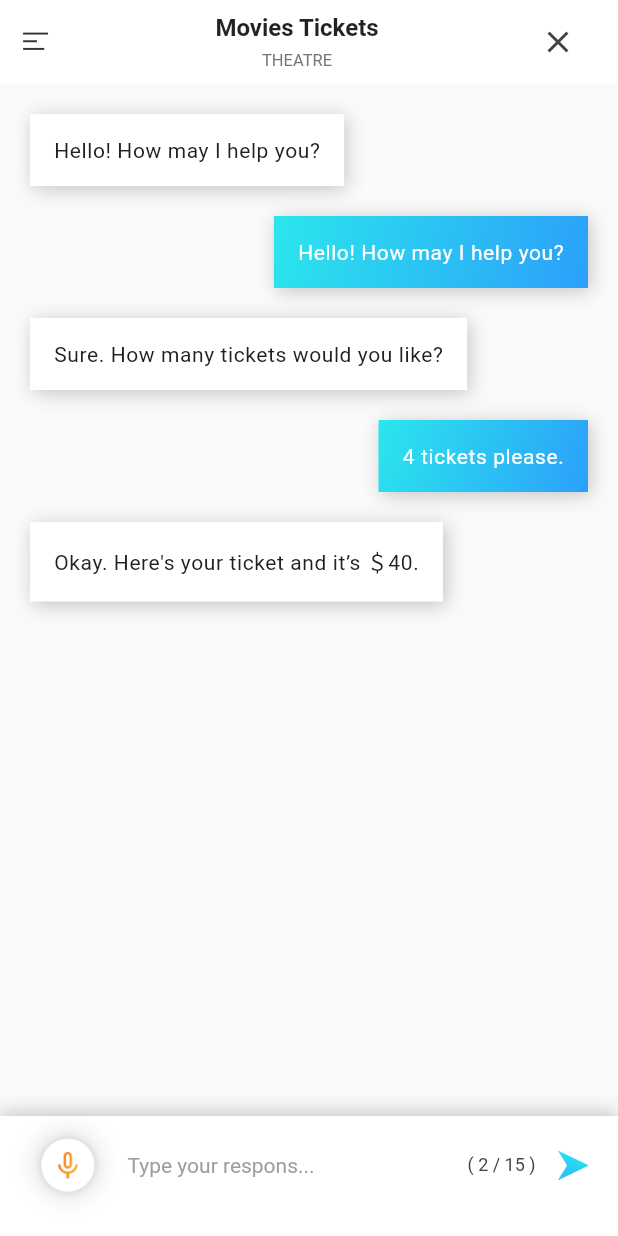
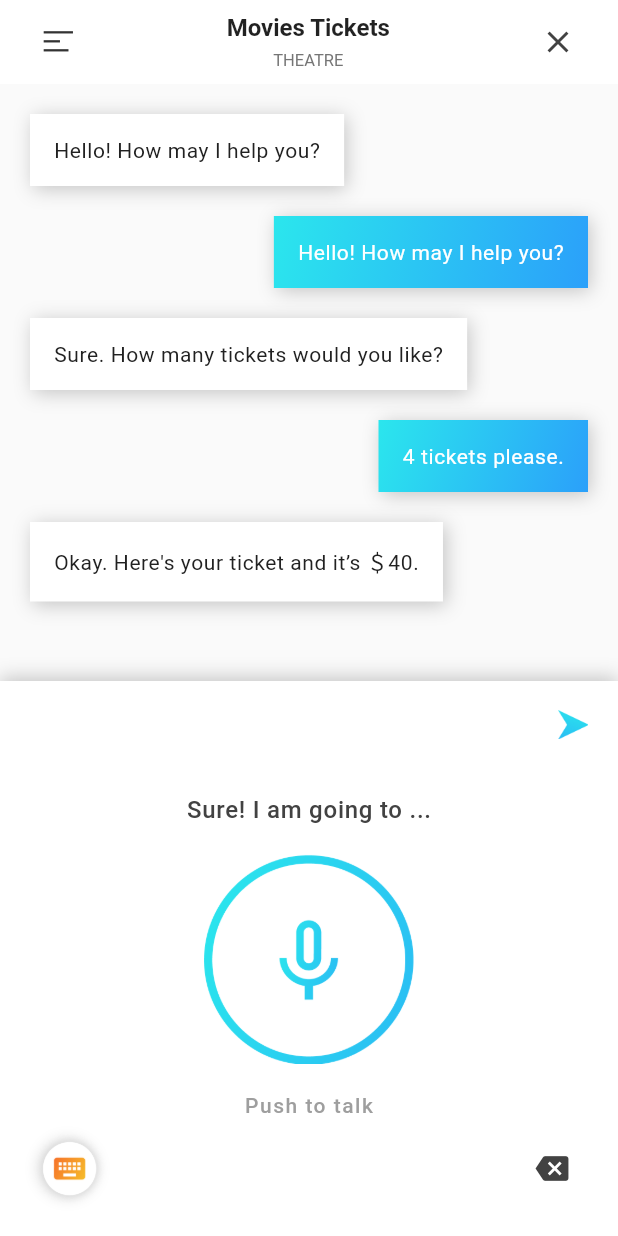
Before and after one commit to ray-o-0509/ui_aibou, a Flutter app: the chatPage screen opened directly, on a phone screen of 412 x 824 dp. Run offline on Flutter 3.47's test engine with Material 2 defaults, Android fonts, the phone set to English and light mode, and no system bars; our stand-ins replace flutter_svg.

Commit message:
[add] add voice input view
Ver. 1.1.3

- add voice input view
- delete some files
- add voice_input button image [png]

```diff
--- a/lib/screens/chatPage.dart
+++ b/lib/screens/chatPage.dart
@@ -11,6 +11,202 @@ class chatPage extends StatefulWidget {
 class _chatPageState extends State<chatPage> {
   @override
   Widget build(BuildContext context) {
+    var text_input_field = Align(
+      alignment: Alignment.bottomLeft,
+      child: Container(
+        padding: EdgeInsets.fromLTRB(20, 5, 20, 20),
+        height: 80,
+        width: double.infinity,
+        decoration: BoxDecoration(
+          color: Colors.white,
+          boxShadow: [
+            BoxShadow(
+              color: Colors.grey.withOpacity(0.6),
+              spreadRadius: 0,
+              blurRadius: 10,
+              offset: Offset(0, -2),
+            ),
+          ],
+        ),
+        child: Row(
+          children: [
+            GestureDetector(
+              onTap: () {},
+              child: Container(
+                height: 50,
+                width: 50,
+                decoration: BoxDecoration(
+                  borderRadius: BorderRadius.circular(40),
+                  image: DecorationImage(
+                    image: AssetImage('images/microphone_icon.png'),
+                    fit: BoxFit.cover,
+                  ),
+                  boxShadow: [
+                    BoxShadow(
+                      color: Colors.grey.withOpacity(0.2),
+                      spreadRadius: -3,
+                      blurRadius: 5,
+                      offset: Offset(0, 0),
+                    ),
+                  ],
+                ),
+              ),
+            ),
+            SizedBox(
+              width: 15,
+            ),
+            Expanded(
+              child: TextField(
+                decoration: InputDecoration(
+                    hintText: "Type your respons...",
+                    hintStyle: TextStyle(
+                      color: Colors.grey.shade500,
+                      fontSize: 14,
+                    ),
+                    border: InputBorder.none),
+              ),
+            ),
+            SizedBox(
+              width: 15,
+            ),
+            Text(
+              '( 2 / 15 )',
+              style: TextStyle(
+                fontSize: 12,
+                color: Colors.grey.shade800,
+              ),
+            ),
+            SizedBox(
+              width: 15,
+            ),
+            Container(
+              height: 20,
+              width: 20,
+              decoration: BoxDecoration(
+                image: DecorationImage(
+                  image: AssetImage('images/send_icon.png'),
+                  fit: BoxFit.cover,
+                ),
+              ),
+            ),
+          ],
+        ),
+      ),
+    );
+    var audio_input_field = Align(
+      alignment: Alignment.bottomLeft,
+      child: Container(
+          padding: EdgeInsets.fromLTRB(20, 5, 20, 20),
+          height: 370,
+          width: double.infinity,
+          decoration: BoxDecoration(
+            color: Colors.white,
+            boxShadow: [
+              BoxShadow(
+                color: Colors.grey.withOpacity(0.6),
+                spreadRadius: 0,
+                blurRadius: 10,
+                offset: Offset(0, -2),
+              ),
+            ],
+          ),
+          child: Column(
+            mainAxisAlignment: MainAxisAlignment.spaceBetween,
+            children: [
+              SizedBox(
+                height: 5,
+              ),
+              Row(
+                mainAxisAlignment: MainAxisAlignment.end,
+                children: [
+                  Container(
+                    height: 20,
+                    width: 20,
+                    decoration: BoxDecoration(
+                      image: DecorationImage(
+                        image: AssetImage('images/send_icon.png'),
+                        fit: BoxFit.cover,
+                      ),
+                    ),
+                  ),
+                ],
+              ),
+              SizedBox(
+                height: 20,
+              ),
+              Column(
+                children: [
+                  Text(
+                    'Sure! I am going to ...',
+                    style: TextStyle(
+                      color: Colors.grey.shade800,
+                      fontWeight: FontWeight.w500,
+                      fontSize: 16,
+                      letterSpacing: .5,
+                    ),
+                  ),
+                  SizedBox(
+                    height: 20,
+                  ),
+                  Container(
+                    height: 140,
+                    width: 140,
+                    decoration: BoxDecoration(
+                      image: DecorationImage(
+                        image: AssetImage('images/push_to_talk.png'),
+                        fit: BoxFit.contain,
+                      ),
+                    ),
+                  ),
+                  SizedBox(
+                    height: 20,
+                  ),
+                  Text(
+                    'Push to talk',
+                    style: TextStyle(
+                      color: Colors.grey.shade500,
+                      fontSize: 14,
+                      fontWeight: FontWeight.w500,
+                      letterSpacing: 1,
+                    ),
+                  ),
+                ],
+              ),
+              Row(
+                mainAxisAlignment: MainAxisAlignment.spaceBetween,
+                children: [
+                  Container(
+                    height: 50,
+                    width: 50,
+                    decoration: BoxDecoration(
+                      borderRadius: BorderRadius.circular(40),
+                      image: DecorationImage(
+                        image: AssetImage('images/keyboard_icon.png'),
+                        fit: BoxFit.cover,
+                      ),
+                      boxShadow: [
+                        BoxShadow(
+                          color: Colors.grey.withOpacity(0.2),
+                          spreadRadius: -3,
+                          blurRadius: 5,
+                          offset: Offset(0, 0),
+                        ),
+                      ],
+                    ),
+                  ),
+                  IconButton(
+                    onPressed: () {},
+                    icon: Icon(
+                      Icons.backspace,
+                      color: Colors.grey.shade800,
+                      size: 22,
+                    ),
+                  )
+                ],
+              ),
+            ],
+          )),
+    );
     return Scaffold(
         appBar: AppBar(
           elevation: 0,
@@ -21,6 +217,9 @@ class _chatPageState extends State<chatPage> {
               padding: EdgeInsets.only(right: 16),
               child: Row(
                 children: [
+                  SizedBox(
+                    width: 15,
+                  ),
                   IconButton(
                     onPressed: () {},
                     icon: SvgPicture.asset(
@@ -166,88 +365,7 @@ class _chatPageState extends State<chatPage> {
                 );
               },
             ))),
-            Align(
-              alignment: Alignment.bottomLeft,
-              child: Container(
-                padding: EdgeInsets.fromLTRB(20, 5, 20, 20),
-                height: 80,
-                width: double.infinity,
-                decoration: BoxDecoration(
-                  color: Colors.white,
-                  boxShadow: [
-                    BoxShadow(
-                      color: Colors.grey.withOpacity(0.6),
-                      spreadRadius: 0,
-                      blurRadius: 10,
-                      offset: Offset(0, -2),
-                    ),
-                  ],
-                ),
-                child: Row(
-                  children: [
-                    GestureDetector(
-                      onTap: () {},
-                      child: Container(
-                        height: 50,
-                        width: 50,
-                        decoration: BoxDecoration(
-                          borderRadius: BorderRadius.circular(40),
-                          image: DecorationImage(
-                            image: AssetImage('images/change_micro.png'),
-                            fit: BoxFit.cover,
-                          ),
-                          boxShadow: [
-                            BoxShadow(
-                              color: Colors.grey.withOpacity(0.2),
-                              spreadRadius: 0,
-                              blurRadius: 10,
-                              offset: Offset(0, 0),
-                            ),
-                          ],
-                        ),
-                      ),
-                    ),
-                    SizedBox(
-                      width: 15,
-                    ),
-                    Expanded(
-                      child: TextField(
-                        decoration: InputDecoration(
-                            hintText: "Type your respons...",
-                            hintStyle: TextStyle(
-                              color: Colors.grey.shade500,
-                              fontSize: 14,
-                            ),
-                            border: InputBorder.none),
-                      ),
-                    ),
-                    SizedBox(
-                      width: 15,
-                    ),
-                    Text(
-                      '( 2 / 15 )',
-                      style: TextStyle(
-                        fontSize: 12,
-                        color: Colors.grey.shade800,
-                      ),
-                    ),
-                    SizedBox(
-                      width: 15,
-                    ),
-                    Container(
-                      height: 20,
-                      width: 20,
-                      decoration: BoxDecoration(
-                        image: DecorationImage(
-                          image: AssetImage('images/send_icon.png'),
-                          fit: BoxFit.cover,
-                        ),
-                      ),
-                    ),
-                  ],
-                ),
-              ),
-            ),
+            audio_input_field
           ],
         ));
   }
```
Also changed, not shown: images/change_micro.png (deleted), images/keyboard_icon.png (added), images/menu_button.svg, images/microphone_icon.png (added), images/microphone_icon.svg (deleted), images/option_icon.png (deleted), images/push_to_talk.png (added), images/push_to_talk_on.png (added), images/send_icon.svg (added).
